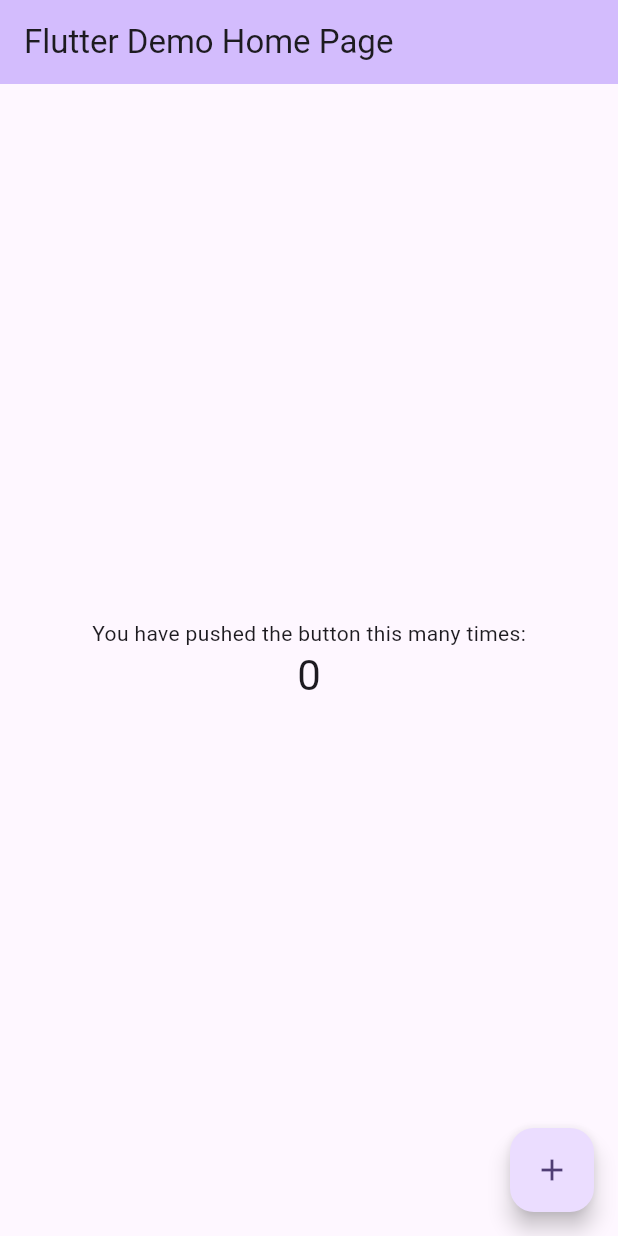
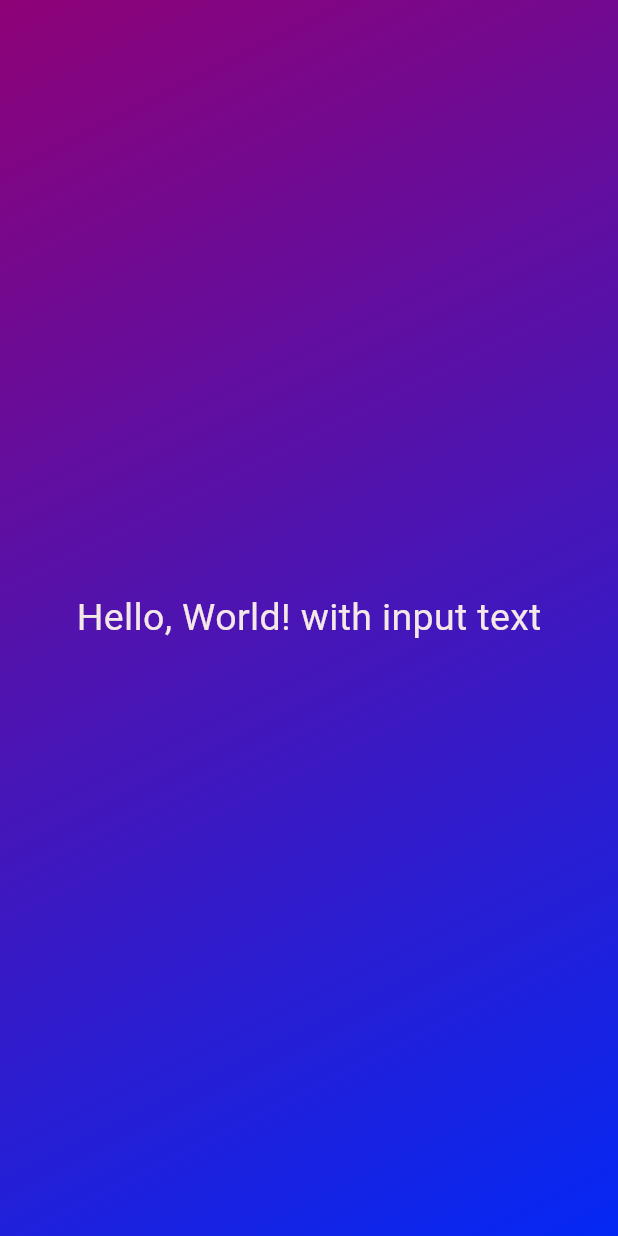
Before and after one commit to mhrhabibur/roll_dice_app, a Flutter app: the screen it shows after launch, on a phone screen of 412 x 824 dp. Run offline on Flutter 3.47's test engine with Material 3 defaults, Android fonts, the phone set to English and light mode, and no system bars.

Commit message:
Custom widgets are made with params.

```diff
--- /dev/null
+++ b/lib/gradient_container.dart
@@ -0,0 +1,30 @@
+import 'package:flutter/material.dart';
+import 'package:roll_dice_app/styled_text.dart';
+
+const startAlignment = Alignment.topLeft;
+const endAlignment = Alignment.bottomRight;
+
+class GradientContainer extends StatelessWidget {
+  const GradientContainer(this.firstColor, this.lastColor, {super.key});
+  final Color firstColor;
+  final Color lastColor;
+  @override
+  Widget build(context) {
+    return Container(
+      decoration: BoxDecoration(
+        gradient: LinearGradient(
+          colors: [firstColor, lastColor],
+          begin: startAlignment,
+          end: endAlignment,
+        ),
+      ),
+      child: Center(
+        child: StyledText(
+          "Hello, World! with input text",
+          const Color.fromARGB(255, 244, 231, 231),
+          25.0,
+        ),
+      ),
+    );
+  }
+}
--- a/lib/main.dart
+++ b/lib/main.dart
@@ -1,122 +1,15 @@
 import 'package:flutter/material.dart';
+import 'package:roll_dice_app/gradient_container.dart';
 
 void main() {
-  runApp(const MyApp());
-}
-
-class MyApp extends StatelessWidget {
-  const MyApp({super.key});
-
-  // This widget is the root of your application.
-  @override
-  Widget build(BuildContext context) {
-    return MaterialApp(
-      title: 'Flutter Demo',
-      theme: ThemeData(
-        // This is the theme of your application.
-        //
-        // TRY THIS: Try running your application with "flutter run". You'll see
-        // the application has a purple toolbar. Then, without quitting the app,
-        // try changing the seedColor in the colorScheme below to Colors.green
-        // and then invoke "hot reload" (save your changes or press the "hot
-        // reload" button in a Flutter-supported IDE, or press "r" if you used
-        // the command line to start the app).
-        //
-        // Notice that the counter didn't reset back to zero; the application
-        // state is not lost during the reload. To reset the state, use hot
-        // restart instead.
-        //
-        // This works for code too, not just values: Most code changes can be
-        // tested with just a hot reload.
-        colorScheme: ColorScheme.fromSeed(seedColor: Colors.deepPurple),
-      ),
-      home: const MyHomePage(title: 'Flutter Demo Home Page'),
-    );
-  }
-}
-
-class MyHomePage extends StatefulWidget {
-  const MyHomePage({super.key, required this.title});
-
-  // This widget is the home page of your application. It is stateful, meaning
-  // that it has a State object (defined below) that contains fields that affect
-  // how it looks.
-
-  // This class is the configuration for the state. It holds the values (in this
-  // case the title) provided by the parent (in this case the App widget) and
-  // used by the build method of the State. Fields in a Widget subclass are
-  // always marked "final".
-
-  final String title;
-
-  @override
-  State<MyHomePage> createState() => _MyHomePageState();
-}
-
-class _MyHomePageState extends State<MyHomePage> {
-  int _counter = 0;
-
-  void _incrementCounter() {
-    setState(() {
-      // This call to setState tells the Flutter framework that something has
-      // changed in this State, which causes it to rerun the build method below
-      // so that the display can reflect the updated values. If we changed
-      // _counter without calling setState(), then the build method would not be
-      // called again, and so nothing would appear to happen.
-      _counter++;
-    });
-  }
-
-  @override
-  Widget build(BuildContext context) {
-    // This method is rerun every time setState is called, for instance as done
-    // by the _incrementCounter method above.
-    //
-    // The Flutter framework has been optimized to make rerunning build methods
-    // fast, so that you can just rebuild anything that needs updating rather
-    // than having to individually change instances of widgets.
-    return Scaffold(
-      appBar: AppBar(
-        // TRY THIS: Try changing the color here to a specific color (to
-        // Colors.amber, perhaps?) and trigger a hot reload to see the AppBar
-        // change color while the other colors stay the same.
-        backgroundColor: Theme.of(context).colorScheme.inversePrimary,
-        // Here we take the value from the MyHomePage object that was created by
-        // the App.build method, and use it to set our appbar title.
-        title: Text(widget.title),
-      ),
-      body: Center(
-        // Center is a layout widget. It takes a single child and positions it
-        // in the middle of the parent.
-        child: Column(
-          // Column is also a layout widget. It takes a list of children and
-          // arranges them vertically. By default, it sizes itself to fit its
-          // children horizontally, and tries to be as tall as its parent.
-          //
-          // Column has various properties to control how it sizes itself and
-          // how it positions its children. Here we use mainAxisAlignment to
-          // center the children vertically; the main axis here is the vertical
-          // axis because Columns are vertical (the cross axis would be
-          // horizontal).
-          //
-          // TRY THIS: Invoke "debug painting" (choose the "Toggle Debug Paint"
-          // action in the IDE, or press "p" in the console), to see the
-          // wireframe for each widget.
-          mainAxisAlignment: MainAxisAlignment.center,
-          children: <Widget>[
-            const Text('You have pushed the button this many times:'),
-            Text(
-              '$_counter',
-              style: Theme.of(context).textTheme.headlineMedium,
-            ),
-          ],
+  runApp(
+    MaterialApp(
+      home: Scaffold(
+        body: GradientContainer(
+          const Color.fromARGB(255, 142, 2, 119),
+          const Color.fromARGB(255, 4, 40, 244),
         ),
       ),
-      floatingActionButton: FloatingActionButton(
-        onPressed: _incrementCounter,
-        tooltip: 'Increment',
-        child: const Icon(Icons.add),
-      ), // This trailing comma makes auto-formatting nicer for build methods.
-    );
-  }
+    ),
+  );
 }
--- /dev/null
+++ b/lib/my_widget.dart
@@ -0,0 +1,22 @@
+import 'package:flutter/material.dart';
+
+class Mywidget extends StatelessWidget {
+  const Mywidget({super.key});
+
+  @override
+  Widget build(BuildContext context) {
+    return Row(
+      mainAxisAlignment: MainAxisAlignment.center,
+      crossAxisAlignment: CrossAxisAlignment.center,
+      children: <Widget>[
+        Text('Text 1'),
+        SizedBox(height: 20),
+        Text('Text 2'),
+        SizedBox(height: 20),
+        Text('Text 3'),
+        SizedBox(height: 20),
+        Text('Text 4'),
+      ],
+    );
+  }
+}
--- /dev/null
+++ b/lib/styled_text.dart
@@ -0,0 +1,12 @@
+import 'package:flutter/material.dart';
+
+class StyledText extends StatelessWidget {
+  const StyledText(this.text, this.color, this.fontSize, {super.key});
+  final String text;
+  final Color color;
+  final double fontSize;
+  @override
+  Widget build(context) {
+    return Text(text, style: TextStyle(color: color, fontSize: fontSize));
+  }
+}
```
